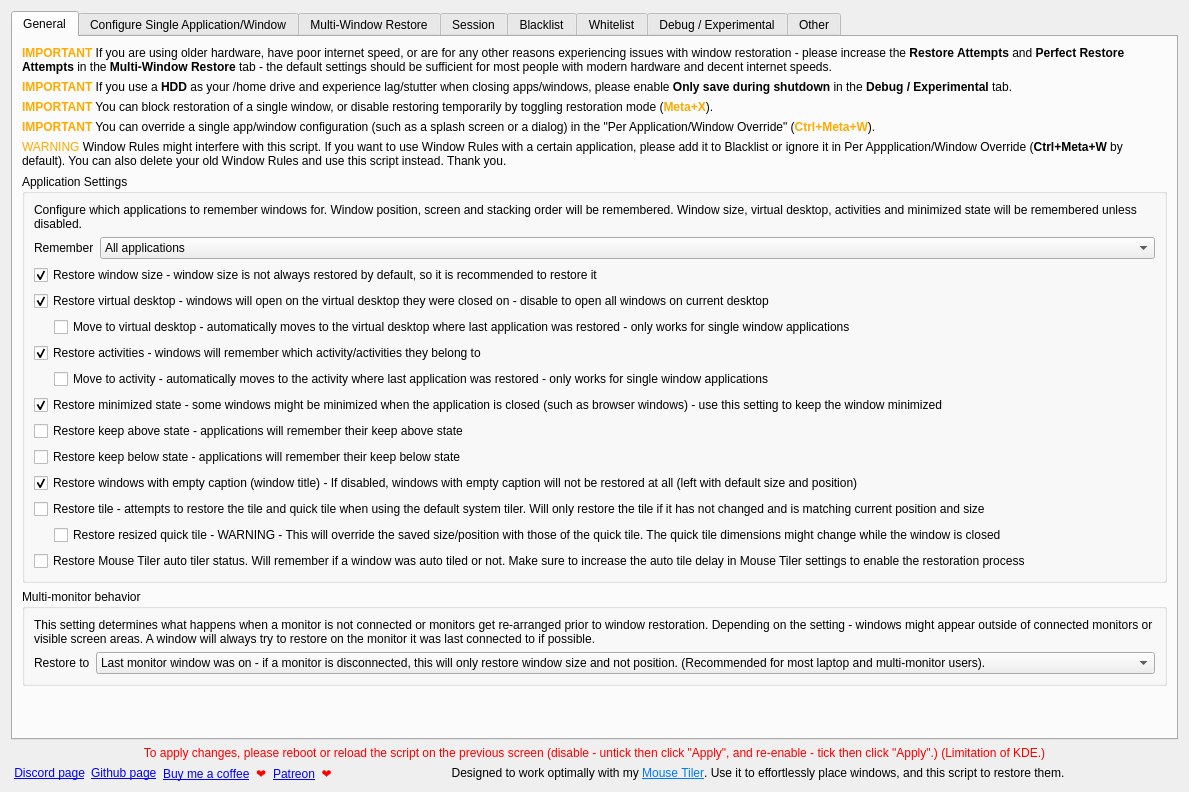
Above: src/contents/ui/config.ui from rxappdev/RememberWindowPositions before the change. Below: the same form after it.
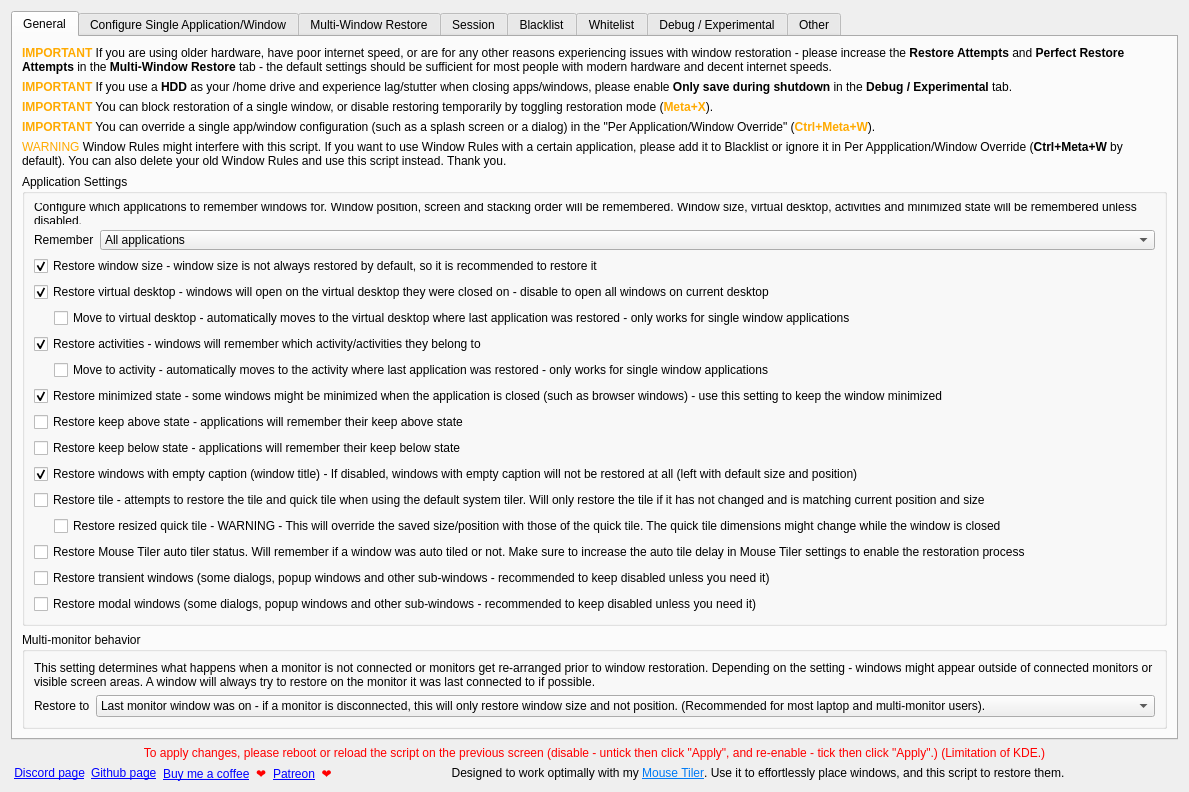
That is the form after the change. Icons and pictures are not drawn.

Commit message: Added support to ignore modal window (on by default) - this means most dialogs and popup windows will not be remembered.

Diff of the .ui file:
```diff
--- a/src/contents/ui/config.ui
+++ b/src/contents/ui/config.ui
@@ -324,6 +324,20 @@
             </property>
            </widget>
           </item>
+          <item>
+           <widget class="QCheckBox" name="kcfg_restoreTransient">
+            <property name="text">
+             <string>Restore transient windows (some dialogs, popup windows and other sub-windows - recommended to keep disabled unless you need it)</string>
+            </property>
+           </widget>
+          </item>
+          <item>
+           <widget class="QCheckBox" name="kcfg_restoreModal">
+            <property name="text">
+             <string>Restore modal windows (some dialogs, popup windows and other sub-windows - recommended to keep disabled unless you need it)</string>
+            </property>
+           </widget>
+          </item>
          </layout>
         </widget>
        </item>
```
The commit also changes 5 other files.
